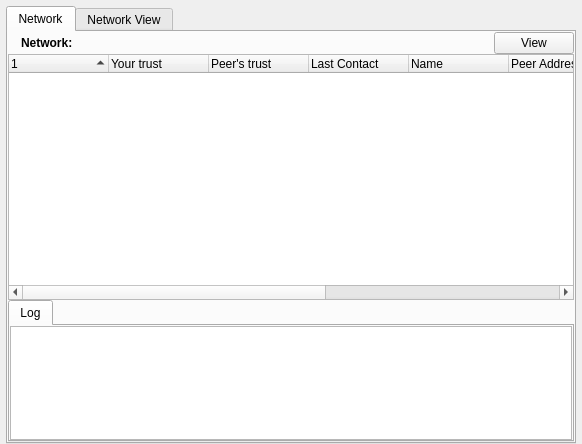
Old version of the form retroshare-gui/src/gui/NetworkDialog.ui in the repository RetroShare/RetroShare.
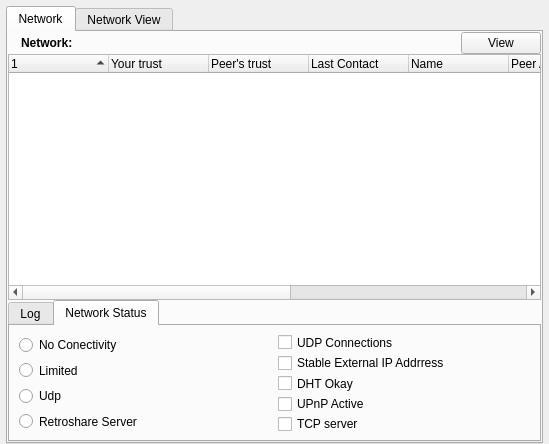
New version of the form. The open tabs and pages were chosen to show the change. Icons and pictures are not drawn.

Commit message: moved Network Status Tab from Preferences to NetworkDialog as second tab after Log tab.

```diff
--- a/retroshare-gui/src/gui/NetworkDialog.ui
+++ b/retroshare-gui/src/gui/NetworkDialog.ui
@@ -5,7 +5,7 @@
    <rect>
     <x>0</x>
     <y>0</y>
-    <width>582</width>
+    <width>549</width>
     <height>444</height>
    </rect>
   </property>
@@ -221,6 +221,103 @@
            </item>
           </layout>
          </widget>
+         <widget class="QWidget" name="networkstatus" >
+          <attribute name="title" >
+           <string>Network Status</string>
+          </attribute>
+          <layout class="QGridLayout" name="gridLayout" >
+           <item row="0" column="0" >
+            <layout class="QHBoxLayout" name="_2" >
+             <item>
+              <layout class="QVBoxLayout" name="_3" >
+               <item>
+                <widget class="QRadioButton" name="radio_nonet" >
+                 <property name="text" >
+                  <string>No Conectivity</string>
+                 </property>
+                </widget>
+               </item>
+               <item>
+                <widget class="QRadioButton" name="radio_netLimited" >
+                 <property name="text" >
+                  <string>Limited</string>
+                 </property>
+                </widget>
+               </item>
+               <item>
+                <widget class="QRadioButton" name="radio_netUdp" >
+                 <property name="text" >
+                  <string>Udp</string>
+                 </property>
+                </widget>
+               </item>
+               <item>
+                <widget class="QRadioButton" name="radio_netServer" >
+                 <property name="text" >
+                  <string>Retroshare Server</string>
+                 </property>
+                </widget>
+               </item>
+              </layout>
+             </item>
+             <item>
+              <layout class="QVBoxLayout" name="_4" >
+               <item>
+                <widget class="QCheckBox" name="check_udp" >
+                 <property name="text" >
+                  <string>UDP Connections</string>
+                 </property>
+                 <property name="checkable" >
+                  <bool>false</bool>
+                 </property>
+                </widget>
+               </item>
+               <item>
+                <widget class="QCheckBox" name="check_ext" >
+                 <property name="text" >
+                  <string>Stable External IP Addrress</string>
+                 </property>
+                 <property name="checkable" >
+                  <bool>false</bool>
+                 </property>
+                </widget>
+               </item>
+               <item>
+                <widget class="QCheckBox" name="check_dht" >
+                 <property name="text" >
+                  <string>DHT Okay</string>
+                 </property>
+                 <property name="checkable" >
+                  <bool>false</bool>
+                 </property>
+                </widget>
+               </item>
+               <item>
+                <widget class="QCheckBox" name="check_upnp" >
+                 <property name="text" >
+                  <string>UPnP Active</string>
+                 </property>
+                 <property name="checkable" >
+                  <bool>false</bool>
+                 </property>
+                </widget>
+               </item>
+               <item>
+                <widget class="QCheckBox" name="check_tcp" >
+                 <property name="text" >
+                  <string>TCP server</string>
+                 </property>
+                 <property name="checkable" >
+                  <bool>false</bool>
+                 </property>
+                </widget>
+               </item>
+              </layout>
+             </item>
+            </layout>
+           </item>
+          </layout>
+         </widget>
         </widget>
        </item>
       </layout>
```
The commit also changes 4 other files.
